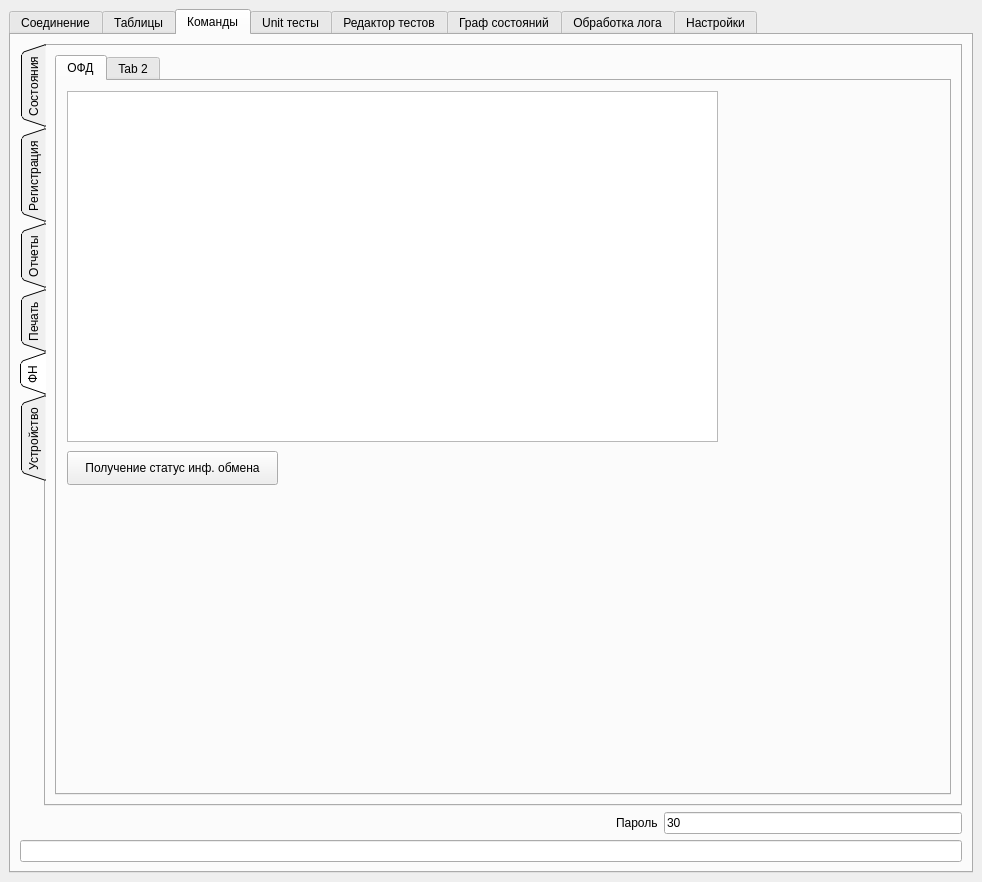
Old version of the form ui/mainwindow.ui in the repository Megaxela/FRTester.
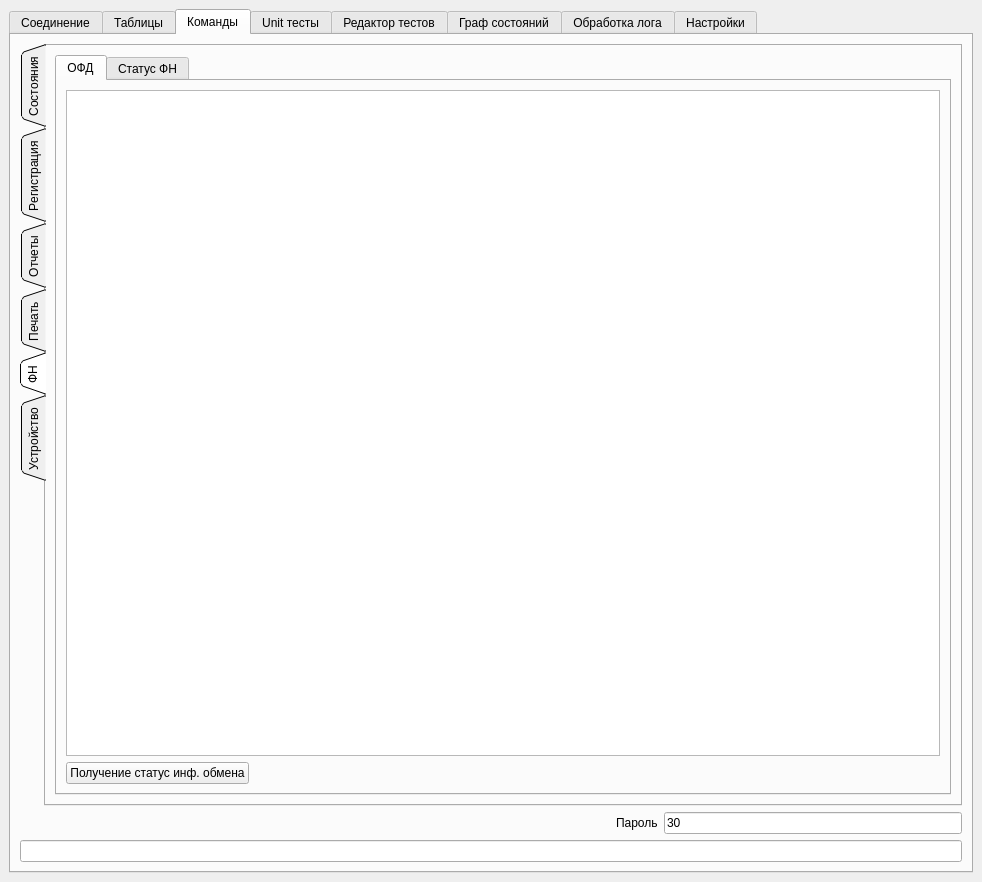
New version of the form. The open tabs and pages were chosen to show the change. Custom widgets are drawn as their Qt base class.

Diff of the .ui file:
```diff
--- a/ui/mainwindow.ui
+++ b/ui/mainwindow.ui
@@ -1785,36 +1785,43 @@
                <attribute name="title">
                 <string>ОФД</string>
                </attribute>
-               <widget class="QPlainTextEdit" name="commandsFNOFDLogPlainTextEdit">
-                <property name="geometry">
-                 <rect>
-                  <x>10</x>
-                  <y>10</y>
-                  <width>651</width>
-                  <height>351</height>
-                 </rect>
-                </property>
-                <property name="lineWrapMode">
-                 <enum>QPlainTextEdit::NoWrap</enum>
-                </property>
-               </widget>
-               <widget class="QPushButton" name="commandsFNOFDGetExchangeStatusPushButton">
-                <property name="geometry">
-                 <rect>
-                  <x>10</x>
-                  <y>370</y>
-                  <width>211</width>
-                  <height>34</height>
-                 </rect>
-                </property>
-                <property name="text">
-                 <string>Получение статус инф. обмена</string>
-                </property>
-               </widget>
+               <layout class="QVBoxLayout" name="verticalLayout_31">
+                <item>
+                 <widget class="QPlainTextEdit" name="commandsFNOFDLogPlainTextEdit">
+                  <property name="lineWrapMode">
+                   <enum>QPlainTextEdit::NoWrap</enum>
+                  </property>
+                 </widget>
+                </item>
+                <item>
+                 <layout class="QHBoxLayout" name="horizontalLayout_38">
+                  <item>
+                   <widget class="QPushButton" name="commandsFNOFDGetExchangeStatusPushButton">
+                    <property name="text">
+                     <string>Получение статус инф. обмена</string>
+                    </property>
+                   </widget>
+                  </item>
+                  <item>
+                   <spacer name="horizontalSpacer_10">
+                    <property name="orientation">
+                     <enum>Qt::Horizontal</enum>
+                    </property>
+                    <property name="sizeHint" stdset="0">
+                     <size>
+                      <width>40</width>
+                      <height>20</height>
+                     </size>
+                    </property>
+                   </spacer>
+                  </item>
+                 </layout>
+                </item>
+               </layout>
               </widget>
               <widget class="QWidget" name="tab_2">
                <attribute name="title">
-                <string>Tab 2</string>
+                <string>Статус ФН</string>
                </attribute>
               </widget>
              </widget>
```
Left out of the diff: 39 changed lines with no effect on the pictures.
